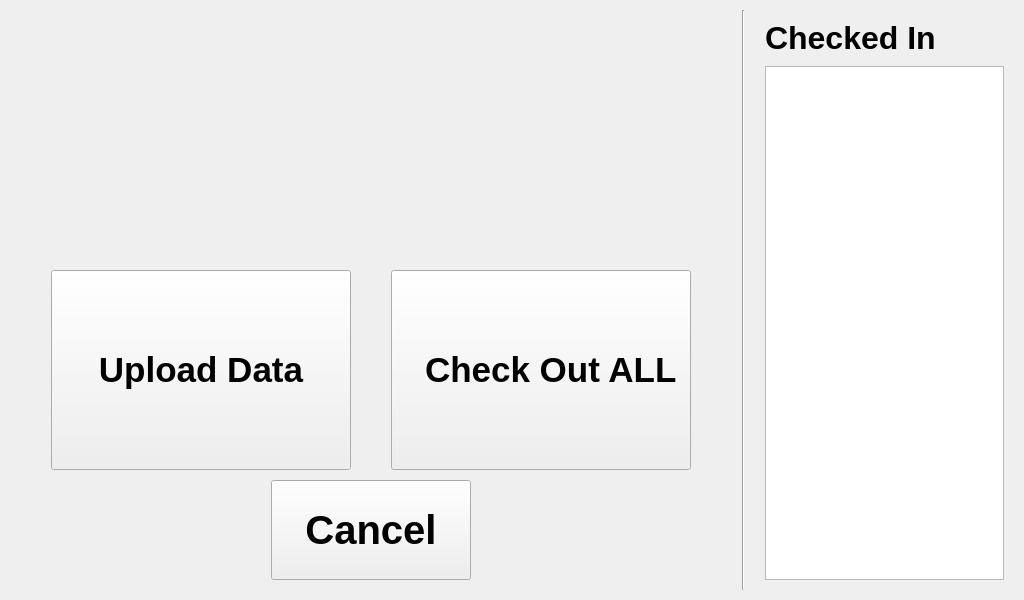
Old version of the form gui/Ui_AdminWindow.ui in the repository jonwoodard/TimeTrack4237.
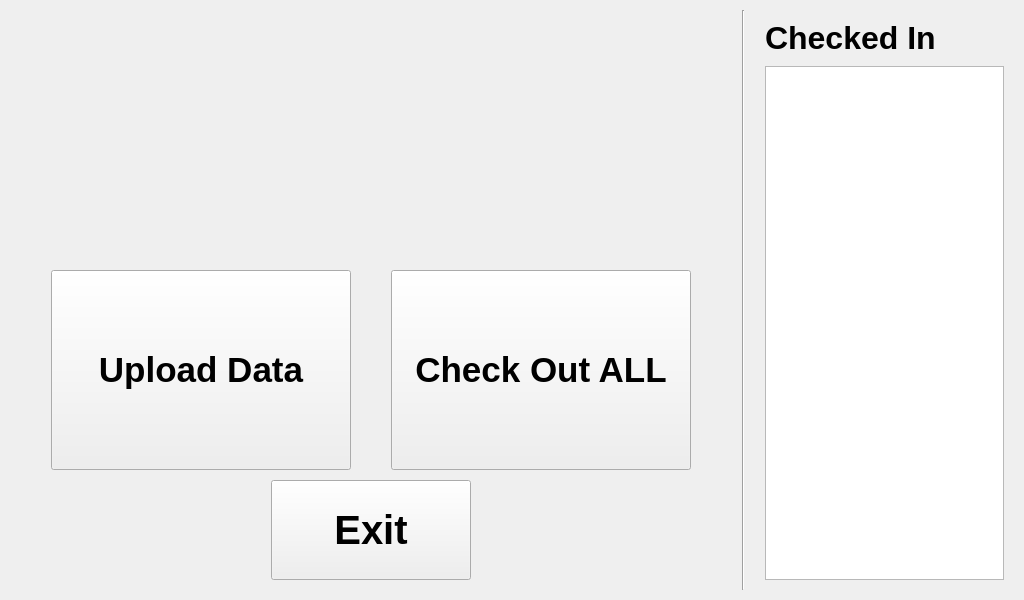
New version of the form. Icons and pictures are not drawn.

What changed in the file:
```diff
--- a/gui/Ui_AdminWindow.ui
+++ b/gui/Ui_AdminWindow.ui
@@ -202,7 +202,7 @@
           <enum>Qt::ClickFocus</enum>
          </property>
          <property name="text">
-          <string>  Check Out ALL</string>
+          <string>Check Out ALL</string>
          </property>
         </widget>
        </item>
@@ -264,7 +264,7 @@
           <enum>Qt::ClickFocus</enum>
          </property>
          <property name="text">
-          <string>Cancel</string>
+          <string>Exit</string>
          </property>
         </widget>
        </item>
```
Left out of the diff: 10 changed lines with no effect on the pictures.
